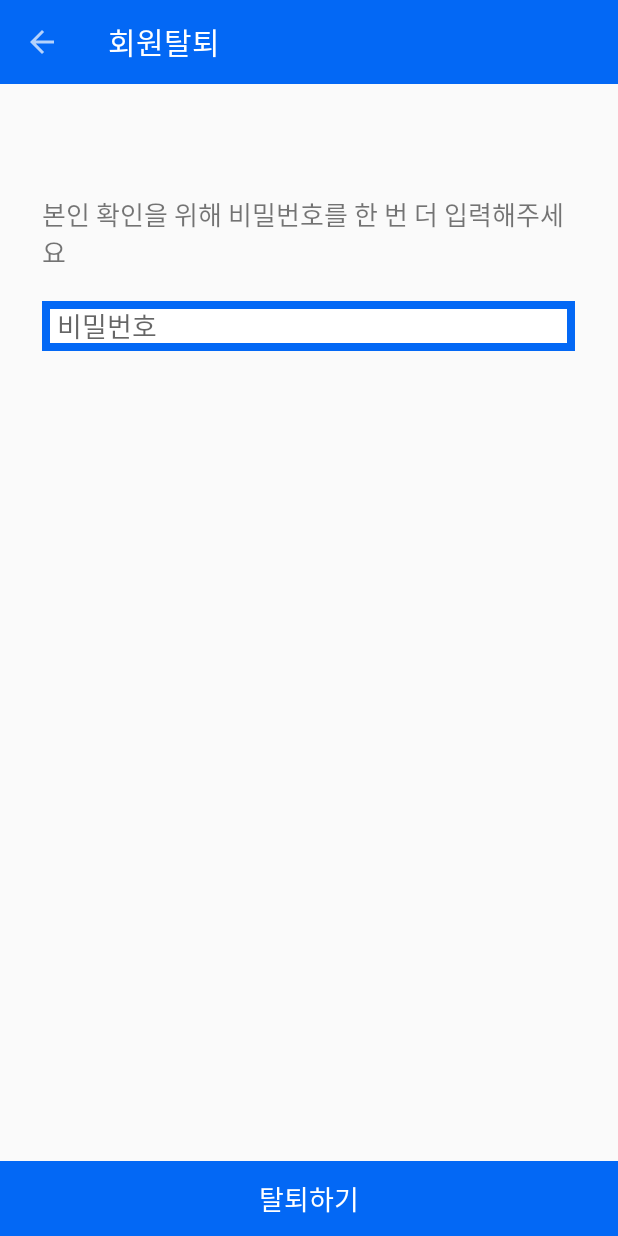
After one commit to Jiseokmin/Capston2, an Android app: the DeleteActivity screen opened directly, with no data from a screen before it, on a phone screen of 412 x 824 dp. The commit adds this screen. Run offline under Robolectric (Android 15) with nearby library versions, the phone set to English and light mode, and no system bars; our stand-ins replace Firebase (no records; nobody signed in at launch, a user with empty details on screens opened directly), Volley; network calls fail.

Commit message:
회원탈퇴 기능 추가

```diff
--- /dev/null
+++ b/app/src/main/java/kr/study/capston2/DeleteActivity.java
@@ -0,0 +1,113 @@
+package kr.study.capston2;
+
+import android.app.Activity;
+import android.app.AlertDialog;
+import android.content.DialogInterface;
+import android.content.Intent;
+import android.content.SharedPreferences;
+import android.support.v7.app.ActionBar;
+import android.support.v7.app.AppCompatActivity;
+import android.os.Bundle;
+import android.support.v7.widget.Toolbar;
+import android.util.Log;
+import android.view.Menu;
+import android.view.View;
+import android.widget.Button;
+import android.widget.Toast;
+
+import com.android.volley.RequestQueue;
+import com.android.volley.Response;
+import com.android.volley.toolbox.Volley;
+import com.google.firebase.database.DataSnapshot;
+import com.google.firebase.database.DatabaseError;
+import com.google.firebase.database.DatabaseReference;
+import com.google.firebase.database.FirebaseDatabase;
+import com.google.firebase.database.ValueEventListener;
+
+import org.json.JSONObject;
+
+import java.util.HashMap;
+import java.util.Map;
+
+public class DeleteActivity extends AppCompatActivity {
+    String userID;
+    private DatabaseReference reference_user;
+    private static final String TAG = "DeleteActivity";
+
+    @Override
+    protected void onCreate(Bundle savedInstanceState) {
+        super.onCreate(savedInstanceState);
+        setTitle("회원탈퇴");
+        setContentView(R.layout.activity_delete);
+
+        reference_user = FirebaseDatabase.getInstance()
+                .getReference();
+
+        final Button deleteButton = (Button) findViewById(R.id.btn_delete);
+
+
+        Intent intent = getIntent();   //Login 에서 Main,, Main에서 Chicken 으로 userID를 받아옴
+        userID  = intent.getStringExtra("userID");
+
+
+        Toolbar toolbar = (Toolbar) findViewById(R.id.toolbar);
+        setSupportActionBar(toolbar);
+        ActionBar actionBar = getSupportActionBar();
+        actionBar.setDisplayHomeAsUpEnabled(true);
+
+
+
+        deleteButton.setOnClickListener(new View.OnClickListener() {
+            @Override
+            public void onClick(View view) {
+                Response.Listener<String> responseListener = new Response.Listener<String>() {
+                    @Override
+                    public void onResponse(String response) {
+                         try {
+                             JSONObject jsonResponse = new JSONObject(response);
+                             boolean success = jsonResponse.getBoolean("success");
+                             if(success) {
+                                 Intent intent = new Intent(DeleteActivity.this, LoginActivity.class);
+                                 intent.putExtra("deleteUserID", userID);
+                                 Toast.makeText(getApplicationContext(), "회원 탈퇴가 완료 되었습니다.", Toast.LENGTH_LONG).show();
+                                 SharedPreferences auto = getSharedPreferences("auto", Activity.MODE_PRIVATE);
+                                 SharedPreferences.Editor editor = auto.edit();
+                                 //editor.clear()는 auto에 들어있는 모든 정보를 기기에서 지웁니다.
+                                 editor.clear();
+                                 editor.commit();
+
+                                 final DatabaseReference reference_delete = FirebaseDatabase.getInstance().getReference().child("users").child(userID).getRef();
+
+                                 reference_delete.removeValue();
+
+
+                                 startActivity(intent);
+                                 finish();
+                             }
+                         }
+                         catch (Exception e) {
+                             e.printStackTrace();
+                         }
+                    }
+                };
+                DeleteRequest deleteRequest = new DeleteRequest(userID,responseListener);
+                RequestQueue queue = Volley.newRequestQueue(DeleteActivity.this);
+                queue.add(deleteRequest);
+
+            }
+        });
+
+        toolbar.setNavigationOnClickListener(new View.OnClickListener() {      //뒤로 가기 버튼 클릭하면 MainActivity 로 이동
+            @Override
+            public void onClick(View v) {
+
+                Intent intent  = new Intent(DeleteActivity.this,MainActivity.class);
+                intent.putExtra("userID", userID);
+
+                DeleteActivity.this.startActivity(intent);
+                finish();
+            }
+        });
+    }
+
+}
--- a/app/src/main/java/kr/study/capston2/RegisterActivity.java
+++ b/app/src/main/java/kr/study/capston2/RegisterActivity.java
@@ -103,6 +103,7 @@ public class RegisterActivity extends AppCompatActivity {
                                 Intent intent = new Intent(RegisterActivity.this, LoginActivity.class); //회원 가입 성공 할 경우 로그인 액티비티로 이동
                                 RegisterActivity.this.startActivity(intent);
                                 add = true;
+                                finish();
                             }
                             else {
 
--- a/app/src/main/java/kr/study/capston2/User.java
+++ b/app/src/main/java/kr/study/capston2/User.java
@@ -1,6 +1,6 @@
 package kr.study.capston2;
 
-public class User {
+public class User { //firebase db 입력용 user 정보
 
     public String point;
 
--- /dev/null
+++ b/app/src/main/res/drawable/border.xml
@@ -0,0 +1,11 @@
+<?xml version="1.0" encoding="utf-8"?>
+<shape xmlns:android="http://schemas.android.com/apk/res/android"
+    android:padding="10dp"
+    android:shape="rectangle" >
+
+    <solid android:color="#FFFFFFFF" />
+
+    <stroke
+        android:width="8px"
+        android:color="#0368f5" />
+</shape>
--- /dev/null
+++ b/app/src/main/res/layout/activity_delete.xml
@@ -0,0 +1,61 @@
+<?xml version="1.0" encoding="utf-8"?>
+
+<FrameLayout
+    xmlns:android="http://schemas.android.com/apk/res/android"
+
+    android:layout_width="match_parent"
+    android:layout_height="match_parent"
+    android:orientation="vertical">
+
+    <android.support.v7.widget.Toolbar
+        android:id="@+id/toolbar"
+        android:layout_width="match_parent"
+        android:layout_height="?attr/actionBarSize"
+        android:background="#0368f5"
+        android:theme="@style/ThemeOverlay.AppCompat.Dark" />
+
+<LinearLayout
+    android:layout_width="match_parent"
+    android:layout_height="match_parent"
+    android:orientation="vertical">
+    <TextView
+        android:layout_width="355dp"
+        android:layout_height="wrap_content"
+        android:textSize="17dp"
+        android:text="본인 확인을 위해 비밀번호를 한 번 더 입력해주세요"
+        android:layout_marginTop="130dp"
+        android:layout_gravity="center_horizontal"
+        />
+
+    <EditText
+        android:layout_width="355dp"
+        android:layout_height="33dp"
+        android:layout_marginTop="20dp"
+        android:paddingLeft="10dp"
+        android:hint="비밀번호"
+        android:background="@drawable/border"
+        android:layout_gravity="center_horizontal"
+        />
+
+</LinearLayout>
+
+<LinearLayout
+    android:layout_width="match_parent"
+    android:layout_height="wrap_content"
+    android:orientation="vertical"
+    android:layout_gravity="bottom"
+   >
+
+    <Button
+        android:id="@+id/btn_delete"
+        android:text="탈퇴하기"
+        android:textSize="18dp"
+        android:textColor="#ffffff"
+        android:background="#0368f5"
+        android:layout_width="match_parent"
+        android:layout_height="50dp"
+
+        />
+
+</LinearLayout>
+</FrameLayout>
```
Also changed, not shown: app/src/main/AndroidManifest.xml (+11 -10 lines), app/src/main/java/kr/study/capston2/DeleteRequest.java (added, +24 -0 lines), app/src/main/java/kr/study/capston2/MainActivity.java (+13 -4 lines), app/src/main/res/menu/chat.xml (added, +13 -0 lines), app/src/main/res/menu/menu.xml (added, +9 -0 lines), app/src/main/res/menu/person.xml (added, +13 -0 lines).
